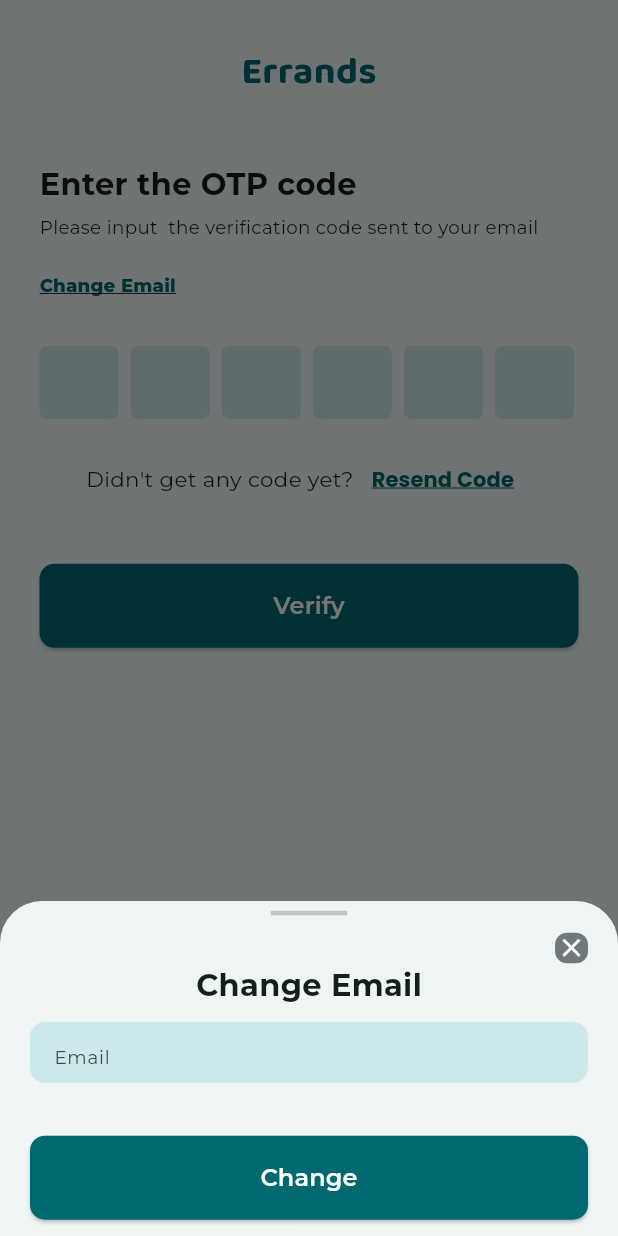
After one commit to toogood208/errandz, a Flutter app: the OtpScreen screen opened by its route, after a tap on "Change Email", on a phone screen of 412 x 824 dp. The commit adds this screen. Run offline on Flutter 3.47's test engine with Material 3 defaults, Android fonts, the phone set to English and light mode, and no system bars; drawn by our look-alikes of pinput; our stand-ins replace device_preview, flutter_screenutil, go_router, google_fonts.

Commit message:
implement otp

```diff
--- a/lib/features/authentication/login/login_screen.dart
+++ b/lib/features/authentication/login/login_screen.dart
@@ -2,11 +2,11 @@ import 'package:errandz/features/authentication/login/view_model/login_view_mode
 import 'package:errandz/features/widgets/account_footer_widget.dart';
 import 'package:errandz/features/widgets/app_title_heading.dart';
 import 'package:errandz/features/widgets/custom_button.dart';
-import 'package:errandz/res/AppText.dart';
 import 'package:errandz/res/dimension.dart';
 import 'package:errandz/res/style.dart';
 import 'package:flutter/material.dart';
 import 'package:go_router/go_router.dart';
+import '../../../res/app_text.dart';
 import '../../widgets/custom_text_field.dart';
 
 class LoginScreen extends StatefulWidget {
--- /dev/null
+++ b/lib/features/authentication/otp_screen/otp_screen.dart
@@ -0,0 +1,104 @@
+import 'package:errandz/features/authentication/otp_screen/widget/change_email_sheet.dart';
+import 'package:errandz/features/widgets/account_footer_widget.dart';
+import 'package:errandz/features/widgets/app_title_heading.dart';
+import 'package:errandz/features/widgets/custom_button.dart';
+import 'package:errandz/features/widgets/custom_sheet.dart';
+import 'package:errandz/features/widgets/custom_text_field.dart';
+import 'package:errandz/res/app_text.dart';
+import 'package:errandz/res/dimension.dart';
+import 'package:errandz/res/style.dart';
+import 'package:flutter/material.dart';
+import 'package:flutter_screenutil/flutter_screenutil.dart';
+import 'package:pinput/pinput.dart';
+
+class OtpScreen extends StatefulWidget {
+  const OtpScreen({super.key});
+
+  @override
+  State<OtpScreen> createState() => _OtpScreenState();
+}
+
+class _OtpScreenState extends State<OtpScreen> {
+  @override
+  Widget build(BuildContext context) {
+    return Scaffold(
+      body: SafeArea(
+        child: SingleChildScrollView(
+          padding: AppDimension.appPadding,
+          child: Column(
+            crossAxisAlignment: CrossAxisAlignment.start,
+            children: [
+              AppDimension.space30,
+              AppTitleHeading(),
+              AppDimension.space41,
+              SizedBox(
+                width: 207.w,
+                child: Text(
+                  AppText.enterCodeText,
+                  style: AppTextStyle.monte20
+                      .copyWith(fontWeight: FontWeight.bold),
+                ),
+              ),
+              AppDimension.space6,
+              SizedBox(
+                width: 327.w,
+                child: Text(
+                  AppText.inputCodeText,
+                  style: AppTextStyle.monte12,
+                ),
+              ),
+              AppDimension.space6,
+              TextButton(
+                style: TextButton.styleFrom(padding: EdgeInsets.zero),
+                onPressed: () {
+                  CustomSheet.bottomSheet(
+                    height: 220.h,
+                    context,
+                    title: "Change Email",
+                    child: ChangeEmailSheet(),
+                  );
+                },
+                child: Text(
+                  "Change Email",
+                  style: AppTextStyle.monte12.copyWith(
+                      fontWeight: FontWeight.w800,
+                      decoration: TextDecoration.underline),
+                ),
+
+              ),
+              AppDimension.space16,
+              Pinput(
+                length: 6,
+                defaultPinTheme: PinTheme(
+                  width: 48.w,
+                  height: 48.h,
+                  textStyle: AppTextStyle.monte24.copyWith(
+                    fontWeight: FontWeight.bold,
+                  ),
+                  decoration: BoxDecoration(
+                    color: Theme.of(context).colorScheme.secondaryContainer,
+                    border: Border.all(
+                        color:
+                            Theme.of(context).colorScheme.secondaryContainer),
+                    borderRadius: BorderRadius.circular(5.r),
+                  ),
+                ),
+              ),
+              AppDimension.space16,
+              AccountFooterWidget(
+                mainText: AppText.didNotGetCodeTexT,
+                buttonText: AppText.resendCodeText,
+                onPressed: () {},
+              ),
+              AppDimension.space32,
+              CustomButton(
+                  width: double.infinity,
+                  text: AppText.verifyText,
+                  onPressed: () {})
+            ],
+          ),
+        ),
+      ),
+    );
+  }
+}
--- /dev/null
+++ b/lib/features/authentication/otp_screen/widget/change_email_sheet.dart
@@ -0,0 +1,27 @@
+import 'package:errandz/features/widgets/custom_button.dart';
+import 'package:errandz/features/widgets/custom_text_field.dart';
+import 'package:errandz/res/dimension.dart';
+import 'package:flutter/material.dart';
+
+class ChangeEmailSheet extends StatelessWidget {
+  const ChangeEmailSheet({
+    super.key,
+  });
+
+  @override
+  Widget build(BuildContext context) {
+    return Column(
+      children: [
+        CustomTextField(
+          hintText: "Email",
+        ),
+        AppDimension.space20,
+        CustomButton(
+          width: double.infinity,
+          text: "Change",
+          onPressed: () {},
+        )
+      ],
+    );
+  }
+}
--- a/lib/features/authentication/register/register_screen.dart
+++ b/lib/features/authentication/register/register_screen.dart
@@ -6,8 +6,7 @@ import 'package:flutter/material.dart';
 import 'package:flutter/services.dart';
 import 'package:flutter_screenutil/flutter_screenutil.dart';
 import 'package:go_router/go_router.dart';
-
-import '../../../res/AppText.dart';
+import '../../../res/app_text.dart';
 import '../../../res/style.dart';
 import '../../widgets/account_footer_widget.dart';
 import '../../widgets/app_title_heading.dart';
@@ -168,7 +167,9 @@ class _RegisterScreenState extends State<RegisterScreen> {
                     return CustomButton(
                         width: double.infinity,
                         text: AppText.continueWith,
-                        onPressed: value ? () {} : null);
+                        onPressed: value ? () {
+                          context.go('/otp-screen');
+                        } : null);
                   }),
               AppDimension.space10,
               AccountFooterWidget(
--- a/lib/features/onboarding_screen/onboarding_screen.dart
+++ b/lib/features/onboarding_screen/onboarding_screen.dart
@@ -1,12 +1,11 @@
 import 'package:errandz/features/onboarding_screen/view_model/onboarding_viewmodel.dart';
 import 'package:errandz/features/onboarding_screen/widgets/onboarding_slider.dart';
 import 'package:errandz/features/widgets/custom_button.dart';
-import 'package:errandz/res/AppText.dart';
 import 'package:errandz/res/dimension.dart';
 import 'package:flutter/material.dart';
-import 'package:flutter_screenutil/flutter_screenutil.dart';
 import 'package:go_router/go_router.dart';
 
+import '../../res/app_text.dart';
 import '../widgets/app_title_heading.dart';
 import '../widgets/account_footer_widget.dart';
 import 'widgets/onboarding_indicator.dart';
--- /dev/null
+++ b/lib/features/widgets/custom_sheet.dart
@@ -0,0 +1,73 @@
+import 'package:errandz/res/dimension.dart';
+import 'package:errandz/res/style.dart';
+import 'package:flutter/material.dart';
+import 'package:flutter_screenutil/flutter_screenutil.dart';
+
+class CustomSheet {
+  static void bottomSheet(context,
+      {required Widget child, double? height, String? title}) {
+    Size size = MediaQuery.of(context).size;
+    showModalBottomSheet(
+        isScrollControlled: true,
+        context: context,
+        builder: (BuildContext bc) {
+          return Container(
+            height: height ?? size.height * 0.5,
+            decoration: BoxDecoration(
+              borderRadius: BorderRadius.only(
+                topRight: Radius.circular(40.0),
+                topLeft: Radius.circular(40.0),
+              ),
+            ),
+            child: Padding(
+              padding: const EdgeInsets.fromLTRB(20, 0, 20, 0),
+              child: SingleChildScrollView(
+                child: Column(
+                  //physics: ClampingScrollPhysics(),
+                  children: [
+                    SizedBox(
+                      width: 50.w,
+                      child: Divider(
+                        thickness: 3,
+                        endIndent: 2,
+                        indent: 2,
+                      ),
+                    ),
+                    AppDimension.space5,
+                    Row(
+                      mainAxisAlignment: MainAxisAlignment.end,
+                      children: [
+                        InkWell(
+                          onTap: () {
+                            Navigator.pop(context);
+                          },
+                          child: Ink(
+                            width: 20.w,
+                            height: 20.h,
+                            decoration: BoxDecoration(
+                                color: Theme.of(context).dividerColor,
+                                borderRadius: BorderRadius.circular(8)),
+                            child: Icon(
+                              Icons.close,
+                              size: 20.r,
+                              color: Colors.white,
+                            ),
+                          ),
+                        )
+                      ],
+                    ),
+                    Text(
+                      title ?? '',
+                      style: AppTextStyle.monte20
+                          .copyWith(fontWeight: FontWeight.bold),
+                    ),
+                    AppDimension.space10,
+                    child,
+                  ],
+                ),
+              ),
+            ),
+          );
+        });
+  }
+}
--- a/lib/features/widgets/custom_text_field.dart
+++ b/lib/features/widgets/custom_text_field.dart
@@ -44,6 +44,7 @@ class CustomTextField extends StatelessWidget {
             controller: controller,
             obscureText: obscureText,
             decoration: InputDecoration(
+              fillColor: Theme.of(context).colorScheme.secondaryContainer,
               prefixIcon: prefixIcon,
               suffix: suffix,
               isDense: true,
--- a/lib/main.dart
+++ b/lib/main.dart
@@ -1,5 +1,5 @@
 import 'package:device_preview/device_preview.dart';
-import 'package:errandz/res/AppText.dart';
+import 'package:errandz/res/app_text.dart';
 import 'package:errandz/services/navigation_service.dart';
 import 'package:flutter/foundation.dart';
 import 'package:flutter/material.dart';
--- a/lib/res/AppText.dart
+++ b/lib/res/app_text.dart
@@ -19,4 +19,9 @@ class AppText{
   static final signUp = "Sign UP";
   static final phoneCode = "+234";
   static final continueWith = "Continue";
+  static final enterCodeText = "Enter the OTP code";
+  static final inputCodeText = "Please input  the verification code sent to your email";
+  static final didNotGetCodeTexT = "Didn't get any code yet?";
+  static final resendCodeText = "Resend Code";
+  static final verifyText = "Verify";
 }
--- a/lib/res/dimension.dart
+++ b/lib/res/dimension.dart
@@ -14,6 +14,7 @@ class AppDimension{
   static var space42 =SizedBox(height: 42.h);
   static var space150 =SizedBox(height: 150.h);
   static var space16 =SizedBox(height: 16.h);
+  static var space6 =SizedBox(height: 6.h);
 
 
   static var appPadding = EdgeInsets.symmetric(horizontal: 24.w);
--- a/lib/res/style.dart
+++ b/lib/res/style.dart
@@ -15,4 +15,8 @@ class AppTextStyle{
     fontSize: 20.sp,
     fontWeight: FontWeight.w400,
   );
+ static var monte24 = GoogleFonts.montserrat(
+  fontSize: 24.sp,
+  fontWeight: FontWeight.w400,
+ );
 }
--- a/lib/services/navigation_service.dart
+++ b/lib/services/navigation_service.dart
@@ -1,4 +1,5 @@
 import 'package:errandz/features/authentication/login/login_screen.dart';
+import 'package:errandz/features/authentication/otp_screen/otp_screen.dart';
 import 'package:errandz/features/authentication/register/register_screen.dart';
 import 'package:errandz/features/onboarding_screen/onboarding_screen.dart';
 import 'package:go_router/go_router.dart';
@@ -22,6 +23,10 @@ final GoRouter router = GoRouter(
     GoRoute(
       path: "/register",
       builder: (context, state) => const RegisterScreen(),
-    )
+    ),
+    GoRoute(
+      path: "/otp-screen",
+      builder: (context, state) => const OtpScreen(),
+    ),
   ],
 );
--- a/pubspec.yaml
+++ b/pubspec.yaml
@@ -15,6 +15,7 @@ dependencies:
   go_router: ^14.6.3
   flutter_screenutil: ^5.9.3
   device_preview: ^1.2.0
+  pinput: ^5.0.1
 
 dev_dependencies:
   flutter_test:
```
Also changed, not shown: pubspec.lock.
